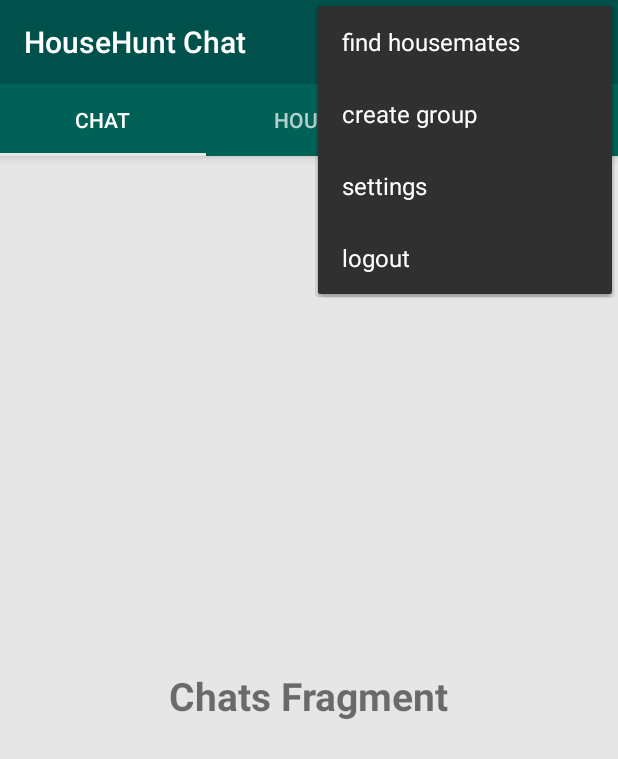
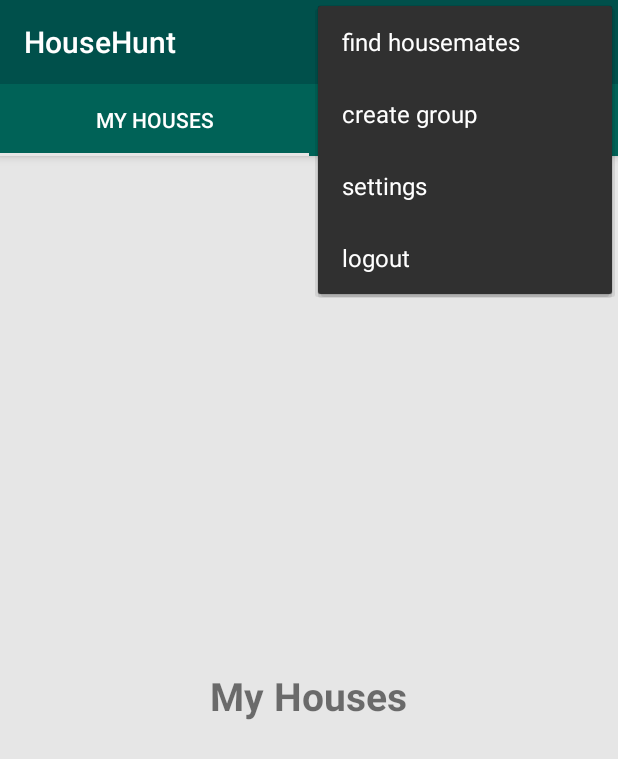
Before and after one commit to ceelogre/HouseHunt, an Android app: the MainActivity screen opened directly, with no data from a screen before it, with the options menu open, on a phone screen of 412 x 824 dp. Shown: the top 759 px of the screen. Run offline under Robolectric (Android 15) with nearby library versions, the phone set to English and light mode, and no system bars; our stand-ins replace Firebase (no records; nobody signed in at launch, a user with empty details on screens opened directly); 1 statement that could not run was skipped.

Commit message:
Adding Seeker interface to project

```diff
--- /dev/null
+++ b/app/src/main/java/com/example/jmugyenyi/mychat/AvailableHouseFragment.java
@@ -0,0 +1,26 @@
+package com.example.jmugyenyi.mychat;
+
+
+import android.os.Bundle;
+import android.support.v4.app.Fragment;
+import android.view.LayoutInflater;
+import android.view.View;
+import android.view.ViewGroup;
+
+/**
+ * A simple {@link Fragment} subclass.
+ */
+
+public class AvailableHouseFragment extends Fragment {
+    public AvailableHouseFragment() {
+        // Required empty public constructor
+    }
+
+
+    @Override
+    public View onCreateView(LayoutInflater inflater, ViewGroup container,
+                             Bundle savedInstanceState) {
+        // Inflate the layout for this fragment
+        return inflater.inflate(R.layout.fragment_my_houses, container, false);
+    }
+}
--- a/app/src/main/java/com/example/jmugyenyi/mychat/MainActivity.java
+++ b/app/src/main/java/com/example/jmugyenyi/mychat/MainActivity.java
@@ -36,6 +36,7 @@ public class MainActivity extends AppCompatActivity {
     private FirebaseUser currentUser;
     private FirebaseAuth mFirebaseAuth;
     private DatabaseReference databaseReference;
+    private SeekerTabsAdapter seekers;
 
 
 
@@ -50,11 +51,14 @@ public class MainActivity extends AppCompatActivity {
 
         mToolbar = findViewById(R.id.main_page_toolbar);
         setSupportActionBar(mToolbar);
-        getSupportActionBar().setTitle("HouseHunt Chat");
+        getSupportActionBar().setTitle("HouseHunt");
 
         myViewPager = findViewById(R.id.main_tabs_pager);
-        myTabsAccessorAdapter = new TabsAccessorAdapter(getSupportFragmentManager());
-        myViewPager.setAdapter(myTabsAccessorAdapter);
+       // myTabsAccessorAdapter = new TabsAccessorAdapter(getSupportFragmentManager());
+        seekers = new SeekerTabsAdapter(getSupportFragmentManager());
+
+        //myViewPager.setAdapter(myTabsAccessorAdapter);
+        myViewPager.setAdapter(seekers);
 
 
         myTabLayout = findViewById(R.id.main_tabs);
--- /dev/null
+++ b/app/src/main/java/com/example/jmugyenyi/mychat/MyHousesFragment.java
@@ -0,0 +1,29 @@
+package com.example.jmugyenyi.mychat;
+
+
+import android.os.Bundle;
+import android.support.v4.app.Fragment;
+import android.view.LayoutInflater;
+import android.view.View;
+import android.view.ViewGroup;
+
+
+/**
+ * A simple {@link Fragment} subclass.
+ */
+public class MyHousesFragment extends Fragment {
+
+
+    public MyHousesFragment() {
+        // Required empty public constructor
+    }
+
+
+    @Override
+    public View onCreateView(LayoutInflater inflater, ViewGroup container,
+                             Bundle savedInstanceState) {
+        // Inflate the layout for this fragment
+        return inflater.inflate(R.layout.fragment_my_houses, container, false);
+    }
+
+}
--- /dev/null
+++ b/app/src/main/java/com/example/jmugyenyi/mychat/SeekerTabsAdapter.java
@@ -0,0 +1,58 @@
+package com.example.jmugyenyi.mychat;
+
+import android.support.annotation.Nullable;
+import android.support.v4.app.Fragment;
+import android.support.v4.app.FragmentManager;
+import android.support.v4.app.FragmentPagerAdapter;
+
+/**
+ * * @author Joel Mugyenyi
+ * <p>
+ * Andrew ID: jmugyeny
+ * <p>
+ * On my honor, as a Carnegie-Mellon Africa student, I have neither given nor
+ * received unauthorized assistance on this work.!
+ */
+public class SeekerTabsAdapter extends FragmentPagerAdapter {
+
+
+    public SeekerTabsAdapter(FragmentManager fm) {
+        super(fm);
+    }
+
+    @Override
+    public Fragment getItem(int i) {
+        switch (i)
+        {
+            case 0:
+                MyHousesFragment myFragment = new MyHousesFragment();
+                return myFragment;
+            case 1:
+                AvailableHouseFragment availHouseFragment = new AvailableHouseFragment();
+                return availHouseFragment;
+            default:
+                return null;
+        }
+    }
+
+    @Override
+    public int getCount() {
+        return 2;
+    }
+
+    @Nullable
+    @Override
+    public CharSequence getPageTitle(int position) {
+        switch (position)
+        {
+            case 0:
+
+                return "My Houses";
+            case 1:
+
+                return "Available Houses";
+            default:
+                return null;
+        }
+    }
+}
--- /dev/null
+++ b/app/src/main/res/layout/fragment_available_house.xml
@@ -0,0 +1,17 @@
+<?xml version="1.0" encoding="utf-8"?>
+<RelativeLayout xmlns:android="http://schemas.android.com/apk/res/android"
+    xmlns:tools="http://schemas.android.com/tools"
+    android:layout_width="match_parent"
+    android:layout_height="match_parent"
+    tools:context=".AvailableHouseFragment">
+
+    <!-- TODO: Update blank fragment layout -->
+    <TextView
+        android:layout_width="wrap_content"
+        android:layout_height="wrap_content"
+        android:text="@string/availableHouses"
+        android:layout_centerInParent="true"
+        android:textSize="26sp"
+        android:textStyle="bold"/>
+
+</RelativeLayout>
--- /dev/null
+++ b/app/src/main/res/layout/fragment_my_houses.xml
@@ -0,0 +1,17 @@
+<?xml version="1.0" encoding="utf-8"?>
+<RelativeLayout xmlns:android="http://schemas.android.com/apk/res/android"
+    xmlns:tools="http://schemas.android.com/tools"
+    android:layout_width="match_parent"
+    android:layout_height="match_parent"
+    tools:context=".MyHousesFragment">
+
+    <!-- TODO: Update blank fragment layout -->
+    <TextView
+        android:layout_width="wrap_content"
+        android:layout_height="wrap_content"
+        android:text="@string/myHouses"
+        android:layout_centerInParent="true"
+        android:textSize="26sp"
+        android:textStyle="bold"/>
+
+</RelativeLayout>
--- a/app/src/main/res/values/strings.xml
+++ b/app/src/main/res/values/strings.xml
@@ -20,4 +20,9 @@
     <string name="enterVerificationCode">Enter Verification Code</string>
     <string name="sendVerCode">Send Code</string>
     <string name="verify">Verify</string>
+    <string name="myHouses">My Houses</string>
+    <string name="availableHouses">Available Houses</string>
+
+    <!-- TODO: Remove or change this placeholder text -->
+    <string name="hello_blank_fragment">Hello blank fragment</string>
 </resources>
```
